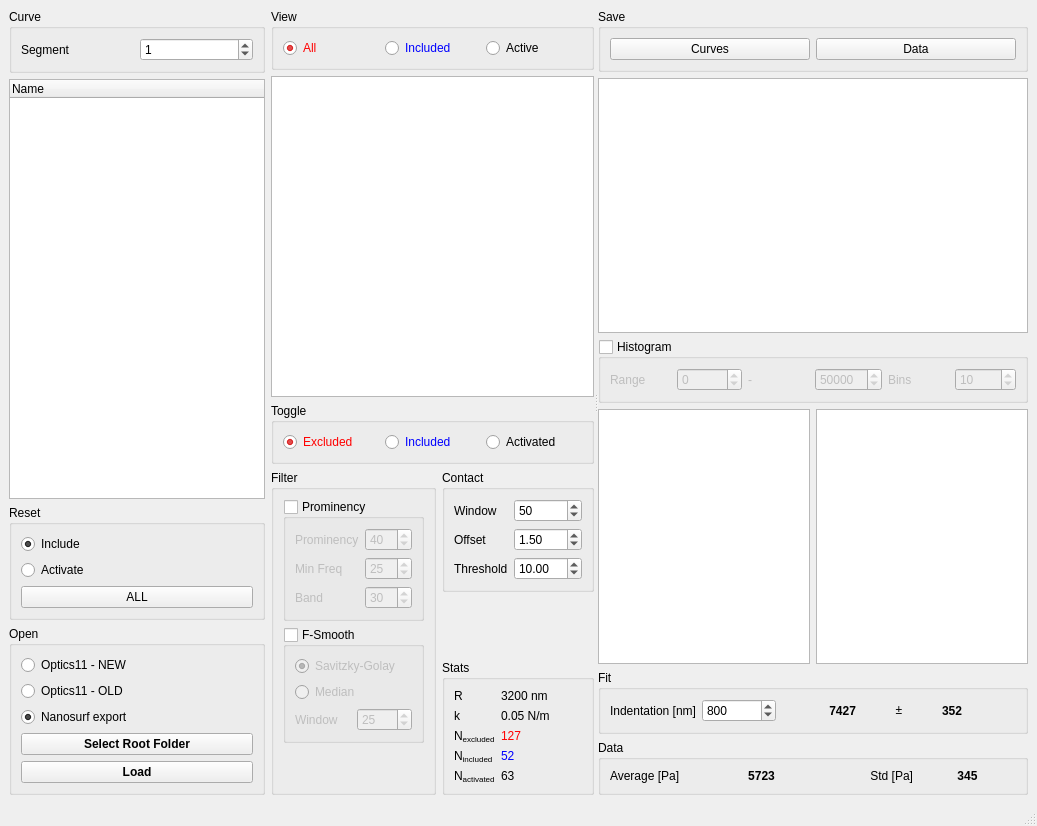
This is nano.ui in CellMechLab/nanoindentation as Qt 5 draws it before an edit. The edited form follows.
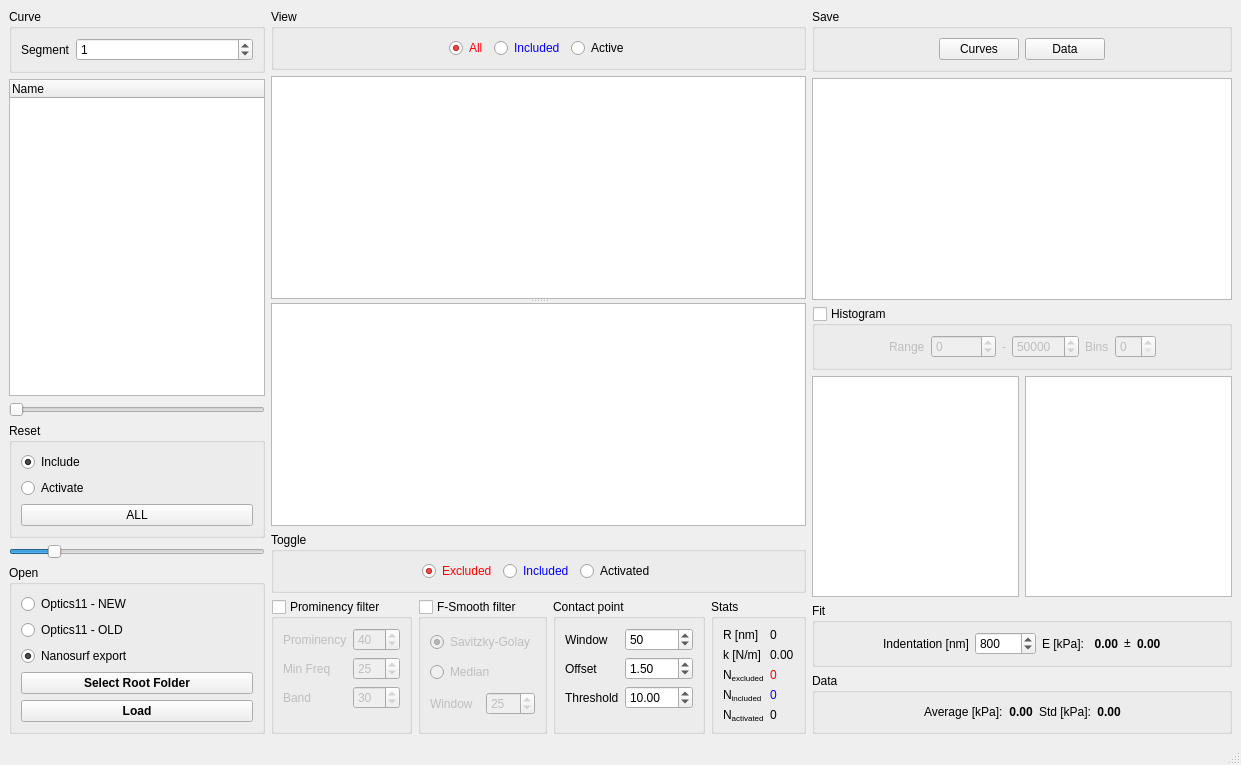
This is the edited form. Icons and pictures are not drawn. Custom widgets are drawn as their Qt base class.

```diff
--- a/nano.ui
+++ b/nano.ui
@@ -6,8 +6,8 @@
    <rect>
     <x>0</x>
     <y>0</y>
-    <width>1037</width>
-    <height>826</height>
+    <width>1241</width>
+    <height>765</height>
    </rect>
   </property>
   <property name="windowTitle">
@@ -26,9 +26,15 @@
         <property name="title">
          <string>Curve</string>
         </property>
-        <layout class="QHBoxLayout" name="horizontalLayout_6">
+        <layout class="QHBoxLayout" name="horizontalLayout_6" stretch="0,0">
          <item>
           <widget class="QLabel" name="label">
+           <property name="sizePolicy">
+            <sizepolicy hsizetype="Fixed" vsizetype="Preferred">
+             <horstretch>0</horstretch>
+             <verstretch>0</verstretch>
+            </sizepolicy>
+           </property>
            <property name="text">
             <string>Segment</string>
            </property>
@@ -62,6 +68,19 @@
         </column>
        </widget>
       </item>
+      <item>
+       <widget class="QSlider" name="slid_curve">
+        <property name="sizePolicy">
+         <sizepolicy hsizetype="Minimum" vsizetype="Fixed">
+          <horstretch>0</horstretch>
+          <verstretch>0</verstretch>
+         </sizepolicy>
+        </property>
+        <property name="orientation">
+         <enum>Qt::Horizontal</enum>
+        </property>
+       </widget>
+      </item>
       <item>
        <widget class="QGroupBox" name="groupBox_4">
         <property name="title">
@@ -95,6 +114,25 @@
         </layout>
        </widget>
       </item>
+      <item>
+       <widget class="QSlider" name="slid_alpha">
+        <property name="sizePolicy">
+         <sizepolicy hsizetype="Minimum" vsizetype="Fixed">
+          <horstretch>0</horstretch>
+          <verstretch>0</verstretch>
+         </sizepolicy>
+        </property>
+        <property name="maximum">
+         <number>255</number>
+        </property>
+        <property name="value">
+         <number>40</number>
+        </property>
+        <property name="orientation">
+         <enum>Qt::Horizontal</enum>
+        </property>
+       </widget>
+      </item>
       <item>
        <widget class="QGroupBox" name="groupBox_12">
         <property name="title">
@@ -166,12 +204,7 @@
      </layout>
     </item>
     <item>
-     <widget class="QSplitter" name="splitter">
-      <property name="orientation">
-       <enum>Qt::Horizontal</enum>
-      </property>
-      <widget class="QWidget" name="">
-       <layout class="QVBoxLayout" name="verticalLayout_7">
+     <layout class="QVBoxLayout" name="verticalLayout">
         <item>
          <widget class="QGroupBox" name="groupBox">
           <property name="title">
@@ -181,6 +214,19 @@
            <property name="sizeConstraint">
             <enum>QLayout::SetMinimumSize</enum>
            </property>
+         <item>
+          <spacer name="horizontalSpacer_9">
+           <property name="orientation">
+            <enum>Qt::Horizontal</enum>
+           </property>
+           <property name="sizeHint" stdset="0">
+            <size>
+             <width>40</width>
+             <height>20</height>
+            </size>
+           </property>
+          </spacer>
+         </item>
            <item>
             <widget class="QRadioButton" name="view_all">
              <property name="styleSheet">
@@ -211,11 +257,36 @@
              </property>
             </widget>
            </item>
+         <item>
+          <spacer name="horizontalSpacer_8">
+           <property name="orientation">
+            <enum>Qt::Horizontal</enum>
+           </property>
+           <property name="sizeHint" stdset="0">
+            <size>
+             <width>40</width>
+             <height>20</height>
+            </size>
+           </property>
+          </spacer>
+         </item>
           </layout>
          </widget>
         </item>
         <item>
-         <widget class="PlotWidget" name="fdistance"/>
+       <widget class="QSplitter" name="splitter">
+        <property name="sizePolicy">
+         <sizepolicy hsizetype="Expanding" vsizetype="Expanding">
+          <horstretch>0</horstretch>
+          <verstretch>0</verstretch>
+         </sizepolicy>
+        </property>
+        <property name="orientation">
+         <enum>Qt::Vertical</enum>
+        </property>
+        <widget class="PlotWidget" name="g_fdistance"/>
+        <widget class="PlotWidget" name="g_single"/>
+       </widget>
         </item>
         <item>
          <widget class="QGroupBox" name="groupBox_2">
@@ -226,6 +297,19 @@
            <property name="sizeConstraint">
             <enum>QLayout::SetMinimumSize</enum>
            </property>
+         <item>
+          <spacer name="horizontalSpacer_10">
+           <property name="orientation">
+            <enum>Qt::Horizontal</enum>
+           </property>
+           <property name="sizeHint" stdset="0">
+            <size>
+             <width>40</width>
+             <height>20</height>
+            </size>
+           </property>
+          </spacer>
+         </item>
            <item>
             <widget class="QRadioButton" name="toggle_excluded">
              <property name="styleSheet">
@@ -256,6 +340,19 @@
              </property>
             </widget>
            </item>
+         <item>
+          <spacer name="horizontalSpacer_7">
+           <property name="orientation">
+            <enum>Qt::Horizontal</enum>
+           </property>
+           <property name="sizeHint" stdset="0">
+            <size>
+             <width>40</width>
+             <height>20</height>
+            </size>
+           </property>
+          </spacer>
+         </item>
           </layout>
          </widget>
         </item>
@@ -264,13 +361,7 @@
           <item>
            <widget class="QGroupBox" name="groupBox_6">
             <property name="title">
-             <string>Filter</string>
-            </property>
-            <layout class="QVBoxLayout" name="verticalLayout_5">
-             <item>
-              <widget class="QGroupBox" name="filter_prominency">
-               <property name="title">
-                <string>Prominency</string>
+           <string>Prominency filter</string>
                </property>
                <property name="checkable">
                 <bool>true</bool>
@@ -352,9 +443,9 @@
               </widget>
              </item>
              <item>
-              <widget class="QGroupBox" name="filter_fsmooth">
+         <widget class="QGroupBox" name="fsmooth">
                <property name="title">
-                <string>F-Smooth</string>
+           <string>F-Smooth filter</string>
                </property>
                <property name="checkable">
                 <bool>true</bool>
@@ -410,28 +501,10 @@
                </layout>
               </widget>
              </item>
-             <item>
-              <spacer name="verticalSpacer">
-               <property name="orientation">
-                <enum>Qt::Vertical</enum>
-               </property>
-               <property name="sizeHint" stdset="0">
-                <size>
-                 <width>20</width>
-                 <height>40</height>
-                </size>
-               </property>
-              </spacer>
-             </item>
-            </layout>
-           </widget>
-          </item>
-          <item>
-           <layout class="QVBoxLayout" name="verticalLayout">
             <item>
              <widget class="QGroupBox" name="groupBox_7">
               <property name="title">
-               <string>Contact</string>
+           <string>Contact point</string>
               </property>
               <layout class="QFormLayout" name="formLayout_2">
                <item row="0" column="0">
@@ -500,19 +573,6 @@
               </layout>
              </widget>
             </item>
-            <item>
-             <spacer name="verticalSpacer_2">
-              <property name="orientation">
-               <enum>Qt::Vertical</enum>
-              </property>
-              <property name="sizeHint" stdset="0">
-               <size>
-                <width>20</width>
-                <height>40</height>
-               </size>
-              </property>
-             </spacer>
-            </item>
             <item>
              <widget class="QGroupBox" name="groupBox_3">
               <property name="title">
@@ -522,28 +582,28 @@
                <item row="0" column="0">
                 <widget class="QLabel" name="label_9">
                  <property name="text">
-                  <string>R</string>
+              <string>R [nm]</string>
                  </property>
                 </widget>
                </item>
                <item row="0" column="1">
                 <widget class="QLabel" name="stats_R">
                  <property name="text">
-                  <string>3200 nm</string>
+              <string>0</string>
                  </property>
                 </widget>
                </item>
                <item row="1" column="0">
                 <widget class="QLabel" name="label_17">
                  <property name="text">
-                  <string>k</string>
+              <string>k [N/m]</string>
                  </property>
                 </widget>
                </item>
                <item row="1" column="1">
                 <widget class="QLabel" name="stats_k">
                  <property name="text">
-                  <string>0.05 N/m</string>
+              <string>0.00</string>
                  </property>
                 </widget>
                </item>
@@ -560,7 +620,7 @@
                   <string notr="true">color: red;</string>
                  </property>
                  <property name="text">
-                  <string>127</string>
+              <string>0</string>
                  </property>
                 </widget>
                </item>
@@ -577,7 +637,7 @@
                   <string notr="true">color: blue;</string>
                  </property>
                  <property name="text">
-                  <string>52</string>
+              <string>0</string>
                  </property>
                 </widget>
                </item>
@@ -594,7 +654,7 @@
                   <string notr="true"/>
                  </property>
                  <property name="text">
-                  <string>63</string>
+              <string>0</string>
                  </property>
                 </widget>
                </item>
@@ -605,9 +665,7 @@
           </item>
          </layout>
         </item>
-       </layout>
-      </widget>
-      <widget class="QWidget" name="">
+    <item>
        <layout class="QVBoxLayout" name="verticalLayout_8">
         <item>
          <widget class="QGroupBox" name="groupBox_5">
@@ -615,6 +673,19 @@
            <string>Save</string>
           </property>
           <layout class="QHBoxLayout" name="horizontalLayout_8">
+         <item>
+          <spacer name="horizontalSpacer_11">
+           <property name="orientation">
+            <enum>Qt::Horizontal</enum>
+           </property>
+           <property name="sizeHint" stdset="0">
+            <size>
+             <width>40</width>
+             <height>20</height>
+            </size>
+           </property>
+          </spacer>
+         </item>
            <item>
             <widget class="QPushButton" name="save_curves">
              <property name="text">
@@ -629,6 +700,19 @@
              </property>
             </widget>
            </item>
+         <item>
+          <spacer name="horizontalSpacer_12">
+           <property name="orientation">
+            <enum>Qt::Horizontal</enum>
+           </property>
+           <property name="sizeHint" stdset="0">
+            <size>
+             <width>40</width>
+             <height>20</height>
+            </size>
+           </property>
+          </spacer>
+         </item>
           </layout>
          </widget>
         </item>
@@ -647,6 +731,19 @@
            <bool>false</bool>
           </property>
           <layout class="QHBoxLayout" name="horizontalLayout_2">
+         <item>
+          <spacer name="horizontalSpacer_4">
+           <property name="orientation">
+            <enum>Qt::Horizontal</enum>
+           </property>
+           <property name="sizeHint" stdset="0">
+            <size>
+             <width>40</width>
+             <height>20</height>
+            </size>
+           </property>
+          </spacer>
+         </item>
            <item>
             <widget class="QLabel" name="label_12">
              <property name="text">
@@ -697,13 +794,26 @@
            <item>
             <widget class="QSpinBox" name="histogram_bins">
              <property name="minimum">
-              <number>1</number>
+            <number>0</number>
              </property>
              <property name="value">
-              <number>10</number>
+            <number>0</number>
              </property>
             </widget>
            </item>
+         <item>
+          <spacer name="horizontalSpacer_3">
+           <property name="orientation">
+            <enum>Qt::Horizontal</enum>
+           </property>
+           <property name="sizeHint" stdset="0">
+            <size>
+             <width>40</width>
+             <height>20</height>
+            </size>
+           </property>
+          </spacer>
+         </item>
           </layout>
          </widget>
         </item>
@@ -723,6 +833,19 @@
            <string>Fit</string>
           </property>
           <layout class="QHBoxLayout" name="horizontalLayout_9">
+         <item>
+          <spacer name="horizontalSpacer_5">
+           <property name="orientation">
+            <enum>Qt::Horizontal</enum>
+           </property>
+           <property name="sizeHint" stdset="0">
+            <size>
+             <width>40</width>
+             <height>20</height>
+            </size>
+           </property>
+          </spacer>
+         </item>
            <item>
             <widget class="QLabel" name="label_16">
              <property name="text">
@@ -743,13 +866,20 @@
              </property>
             </widget>
            </item>
+         <item>
+          <widget class="QLabel" name="label_19">
+           <property name="text">
+            <string>E [kPa]: </string>
+           </property>
+          </widget>
+         </item>
            <item>
             <widget class="QLabel" name="fit_center">
              <property name="styleSheet">
               <string notr="true">font-weight:bold;</string>
              </property>
              <property name="text">
-              <string>7427</string>
+            <string>0.00</string>
              </property>
              <property name="alignment">
               <set>Qt::AlignRight|Qt::AlignTrailing|Qt::AlignVCenter</set>
@@ -772,10 +902,23 @@
               <string notr="true">font-weight:bold;</string>
              </property>
              <property name="text">
-              <string>352</string>
+            <string>0.00</string>
              </property>
             </widget>
            </item>
+         <item>
+          <spacer name="horizontalSpacer">
+           <property name="orientation">
+            <enum>Qt::Horizontal</enum>
+           </property>
+           <property name="sizeHint" stdset="0">
+            <size>
+             <width>40</width>
+             <height>20</height>
+            </size>
+           </property>
+          </spacer>
+         </item>
           </layout>
          </widget>
         </item>
@@ -785,10 +928,23 @@
            <string>Data</string>
           </property>
           <layout class="QHBoxLayout" name="horizontalLayout_7">
+         <item>
+          <spacer name="horizontalSpacer_6">
+           <property name="orientation">
+            <enum>Qt::Horizontal</enum>
+           </property>
+           <property name="sizeHint" stdset="0">
+            <size>
+             <width>40</width>
+             <height>20</height>
+            </size>
+           </property>
+          </spacer>
+         </item>
            <item>
             <widget class="QLabel" name="label_18">
              <property name="text">
-              <string>Average [Pa]</string>
+            <string>Average [kPa]:</string>
              </property>
             </widget>
            </item>
@@ -798,7 +954,7 @@
               <string notr="true">font-weight:bold;</string>
              </property>
              <property name="text">
-              <string>5723</string>
+            <string>0.00</string>
              </property>
              <property name="alignment">
               <set>Qt::AlignCenter</set>
@@ -808,7 +964,7 @@
            <item>
             <widget class="QLabel" name="label_20">
              <property name="text">
-              <string>Std [Pa]</string>
+            <string>Std [kPa]:</string>
              </property>
              <property name="alignment">
               <set>Qt::AlignRight|Qt::AlignTrailing|Qt::AlignVCenter</set>
@@ -821,19 +977,30 @@
               <string notr="true">font-weight:bold;</string>
              </property>
              <property name="text">
-              <string>345</string>
+            <string>0.00</string>
              </property>
              <property name="alignment">
               <set>Qt::AlignCenter</set>
              </property>
             </widget>
            </item>
+         <item>
+          <spacer name="horizontalSpacer_2">
+           <property name="orientation">
+            <enum>Qt::Horizontal</enum>
+           </property>
+           <property name="sizeHint" stdset="0">
+            <size>
+             <width>40</width>
+             <height>20</height>
+            </size>
+           </property>
+          </spacer>
+         </item>
           </layout>
          </widget>
         </item>
        </layout>
-      </widget>
-     </widget>
     </item>
    </layout>
   </widget>
```
Left out of the diff: 22 changed lines with no effect on the pictures. Lines whose indentation alone changed are shown as unchanged.
